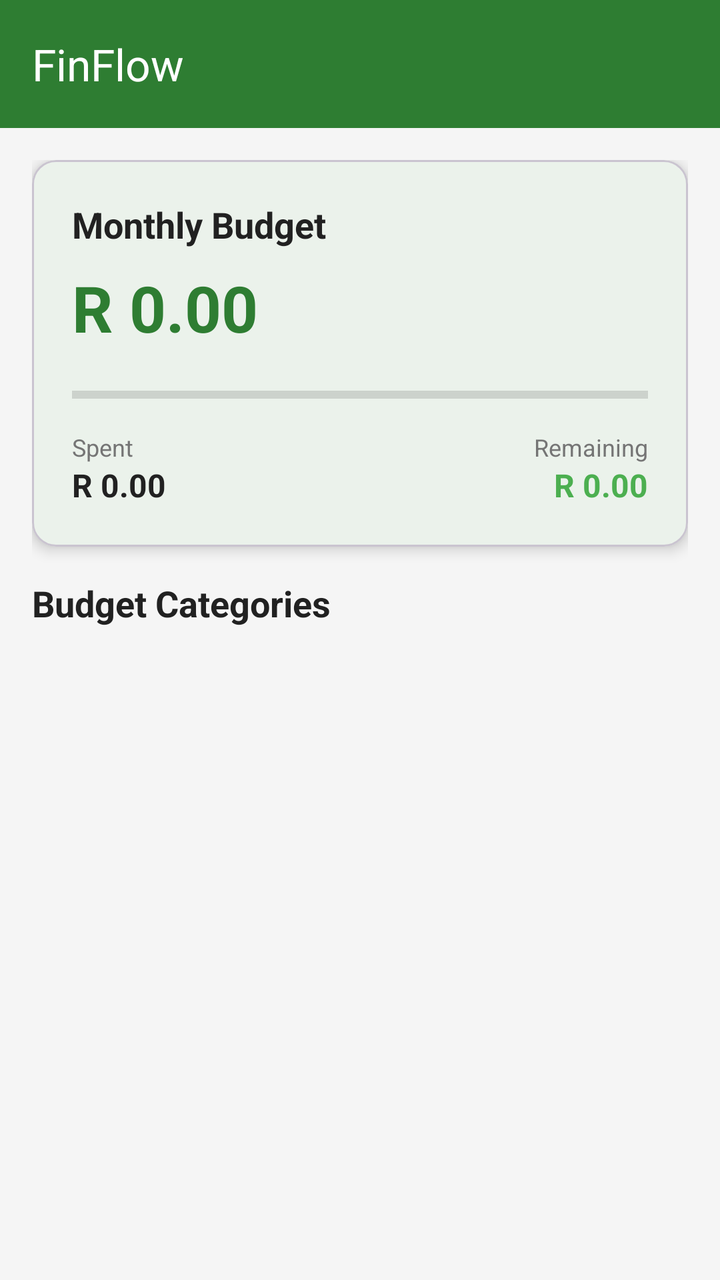
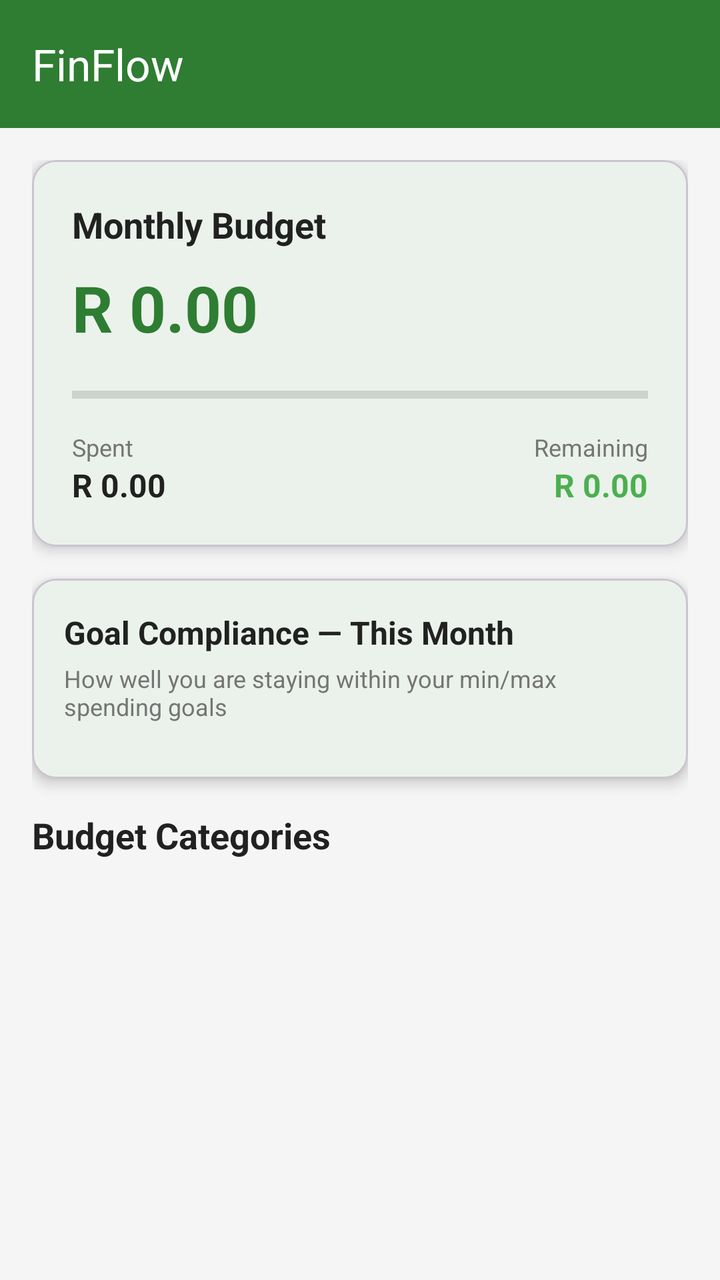

Screens rendered from an Android XML layout before and after an edit, with the pre-edit source and the edit as a unified diff.
<!-- AndroidManifest.xml: application theme Theme.FinFlow -->
<!-- res/layout/fragment_dashboard.xml -->
<?xml version="1.0" encoding="utf-8"?>
<androidx.constraintlayout.widget.ConstraintLayout
    xmlns:android="http://schemas.android.com/apk/res/android"
    xmlns:app="http://schemas.android.com/apk/res-auto"
    android:layout_width="match_parent"
    android:layout_height="match_parent"
    android:background="@color/background_secondary">

    <com.google.android.material.appbar.MaterialToolbar
        android:id="@+id/toolbar"
        android:layout_width="match_parent"
        android:layout_height="?attr/actionBarSize"
        android:background="@color/green_primary"
        android:elevation="4dp"
        app:title="@string/app_name"
        app:titleTextColor="@color/white"
        app:layout_constraintTop_toTopOf="parent" />

    <ScrollView
        android:layout_width="match_parent"
        android:layout_height="0dp"
        app:layout_constraintTop_toBottomOf="@id/toolbar"
        app:layout_constraintBottom_toBottomOf="parent">

        <LinearLayout
            android:layout_width="match_parent"
            android:layout_height="wrap_content"
            android:orientation="vertical"
            android:padding="16dp">

            <com.google.android.material.card.MaterialCardView
                android:layout_width="match_parent"
                android:layout_height="wrap_content"
                android:layout_marginBottom="16dp"
                app:cardCornerRadius="12dp"
                app:cardElevation="4dp">

                <LinearLayout
                    android:layout_width="match_parent"
                    android:layout_height="wrap_content"
                    android:orientation="vertical"
                    android:padding="20dp">

                    <TextView
                        android:layout_width="wrap_content"
                        android:layout_height="wrap_content"
                        android:text="@string/monthly_budget"
                        android:textSize="18sp"
                        android:textStyle="bold"
                        android:textColor="@color/text_primary" />

                    <TextView
                        android:id="@+id/tv_budget_amount"
                        android:layout_width="wrap_content"
                        android:layout_height="wrap_content"
                        android:text="R 0.00"
                        android:textSize="32sp"
                        android:textStyle="bold"
                        android:textColor="@color/green_primary"
                        android:layout_marginTop="8dp" />

                    <ProgressBar
                        android:id="@+id/progress_budget"
                        android:layout_width="match_parent"
                        android:layout_height="12dp"
                        android:layout_marginTop="16dp"
                        style="?android:attr/progressBarStyleHorizontal"
                        android:max="100" />

                    <LinearLayout
                        android:layout_width="match_parent"
                        android:layout_height="wrap_content"
                        android:orientation="horizontal"
                        android:layout_marginTop="12dp">

                        <LinearLayout
                            android:layout_width="0dp"
                            android:layout_height="wrap_content"
                            android:layout_weight="1"
                            android:orientation="vertical">

                            <TextView
                                android:layout_width="wrap_content"
                                android:layout_height="wrap_content"
                                android:text="@string/spent"
                                android:textSize="12sp"
                                android:textColor="@color/text_secondary" />

                            <TextView
                                android:id="@+id/tv_spent"
                                android:layout_width="wrap_content"
                                android:layout_height="wrap_content"
                                android:text="R 0.00"
                                android:textSize="16sp"
                                android:textStyle="bold"
                                android:textColor="@color/text_primary" />
                        </LinearLayout>

                        <LinearLayout
                            android:layout_width="0dp"
                            android:layout_height="wrap_content"
                            android:layout_weight="1"
                            android:orientation="vertical"
                            android:gravity="end">

                            <TextView
                                android:layout_width="wrap_content"
                                android:layout_height="wrap_content"
                                android:text="@string/remaining"
                                android:textSize="12sp"
                                android:textColor="@color/text_secondary" />

                            <TextView
                                android:id="@+id/tv_remaining"
                                android:layout_width="wrap_content"
                                android:layout_height="wrap_content"
                                android:text="R 0.00"
                                android:textSize="16sp"
                                android:textStyle="bold"
                                android:textColor="@color/status_green" />
                        </LinearLayout>
                    </LinearLayout>
                </LinearLayout>
            </com.google.android.material.card.MaterialCardView>

            <TextView
                android:layout_width="wrap_content"
                android:layout_height="wrap_content"
                android:text="@string/budget_categories"
                android:textSize="18sp"
                android:textStyle="bold"
                android:textColor="@color/text_primary"
                android:layout_marginBottom="12dp" />

            <androidx.recyclerview.widget.RecyclerView
                android:id="@+id/rv_categories"
                android:layout_width="match_parent"
                android:layout_height="wrap_content"
                android:nestedScrollingEnabled="false" />

        </LinearLayout>
    </ScrollView>

</androidx.constraintlayout.widget.ConstraintLayout>
<!-- resources referenced by this layout -->
<resources>
  <color name="background_secondary">#F5F5F5</color>
  <color name="green_primary">#2E7D32</color>
  <color name="status_green">#4CAF50</color>
  <color name="text_primary">#212121</color>
  <color name="text_secondary">#757575</color>
  <color name="white">#FFFFFFFF</color>
  <string name="app_name">FinFlow</string>
  <string name="budget_categories">Budget Categories</string>
  <string name="monthly_budget">Monthly Budget</string>
  <string name="remaining">Remaining</string>
  <string name="spent">Spent</string>
  <style name="Theme.FinFlow" parent="Base.Theme.FinFlow" />
  <style name="Base.Theme.FinFlow" parent="Theme.Material3.Light.NoActionBar">
          <item name="colorPrimary">@color/green_primary</item>
          <item name="colorPrimaryVariant">@color/green_dark</item>
          <item name="colorOnPrimary">@color/white</item>
  
          <item name="colorSecondary">@color/green_light</item>
          <item name="colorSecondaryVariant">@color/green_dark</item>
          <item name="colorOnSecondary">@color/white</item>
  
          <item name="android:statusBarColor">@color/green_primary</item>
          <item name="android:windowLightStatusBar">false</item>
  
          <item name="colorSurface">@color/background_card</item>
          <item name="colorOnSurface">@color/text_primary</item>
  
          <item name="android:textColorPrimary">@color/text_primary</item>
          <item name="android:textColorSecondary">@color/text_secondary</item>
          <item name="android:textColorHint">@color/text_hint</item>
      </style>
  <color name="green_dark">#1B5E20</color>
  <color name="green_light">#66BB6A</color>
  <color name="background_card">#FFFFFF</color>
  <color name="text_hint">#BDBDBD</color>
</resources>

<!-- the commit's change to res/layout/fragment_dashboard.xml (unified diff, before → after) -->
@@ -28,6 +28,7 @@
             android:orientation="vertical"
             android:padding="16dp">
 
+            
             <com.google.android.material.card.MaterialCardView
                 android:layout_width="match_parent"
                 android:layout_height="wrap_content"
@@ -123,6 +124,48 @@
                 </LinearLayout>
             </com.google.android.material.card.MaterialCardView>
 
+            
+            <com.google.android.material.card.MaterialCardView
+                android:layout_width="match_parent"
+                android:layout_height="wrap_content"
+                android:layout_marginBottom="16dp"
+                app:cardCornerRadius="12dp"
+                app:cardElevation="4dp">
+
+                <LinearLayout
+                    android:layout_width="match_parent"
+                    android:layout_height="wrap_content"
+                    android:orientation="vertical"
+                    android:padding="16dp">
+
+                    <TextView
+                        android:layout_width="wrap_content"
+                        android:layout_height="wrap_content"
+                        android:text="Goal Compliance — This Month"
+                        android:textSize="16sp"
+                        android:textStyle="bold"
+                        android:textColor="@color/text_primary"
+                        android:layout_marginBottom="4dp" />
+
+                    <TextView
+                        android:layout_width="wrap_content"
+                        android:layout_height="wrap_content"
+                        android:text="How well you are staying within your min/max spending goals"
+                        android:textSize="12sp"
+                        android:textColor="@color/text_secondary"
+                        android:layout_marginBottom="12dp" />
+
+                    
+                    <LinearLayout
+                        android:id="@+id/compliance_container"
+                        android:layout_width="match_parent"
+                        android:layout_height="wrap_content"
+                        android:orientation="vertical" />
+
+                </LinearLayout>
+            </com.google.android.material.card.MaterialCardView>
+
+            
             <TextView
                 android:layout_width="wrap_content"
                 android:layout_height="wrap_content"
